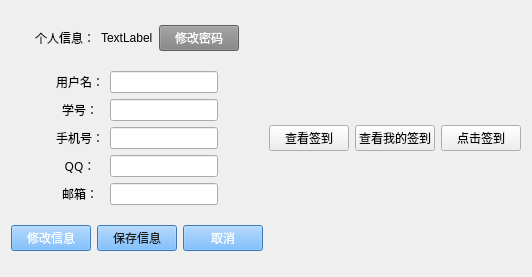
This is FileManagement/UserInformation.ui in hhyvs111/FileManagement as Qt 5 draws it before an edit. The edited form follows.
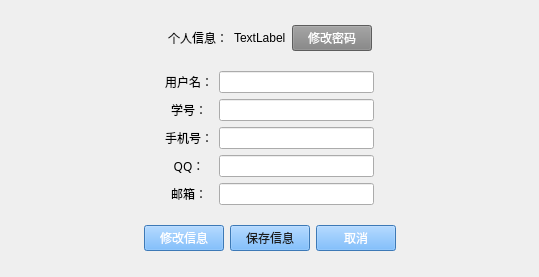
This is the edited form.

```diff
--- a/FileManagement/UserInformation.ui
+++ b/FileManagement/UserInformation.ui
@@ -6,7 +6,7 @@
    <rect>
     <x>0</x>
     <y>0</y>
-    <width>437</width>
+    <width>539</width>
     <height>277</height>
    </rect>
   </property>
@@ -260,29 +260,7 @@
    <item>
     <layout class="QVBoxLayout" name="SignLayout">
      <item>
-      <layout class="QHBoxLayout" name="horizontalLayout">
-       <item>
-        <widget class="QPushButton" name="LookSignButton">
-         <property name="text">
-          <string>查看签到</string>
-         </property>
-        </widget>
-       </item>
-       <item>
-        <widget class="QPushButton" name="LookMySignButton">
-         <property name="text">
-          <string>查看我的签到</string>
-         </property>
-        </widget>
-       </item>
-       <item>
-        <widget class="QPushButton" name="SignButton">
-         <property name="text">
-          <string>点击签到</string>
-         </property>
-        </widget>
-       </item>
-      </layout>
+      <layout class="QHBoxLayout" name="horizontalLayout"/>
      </item>
     </layout>
    </item>
```
